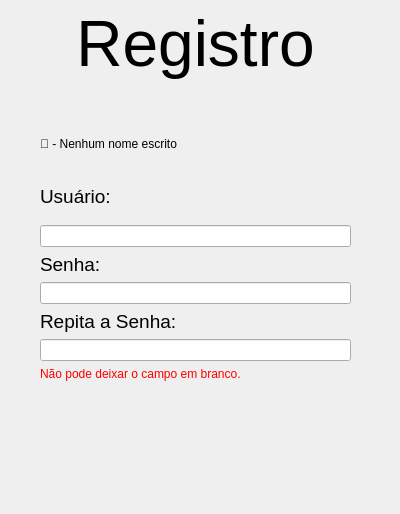
The window that registrar.ui (Buloque/To-Do) describes before a commit, drawn with Qt 5.
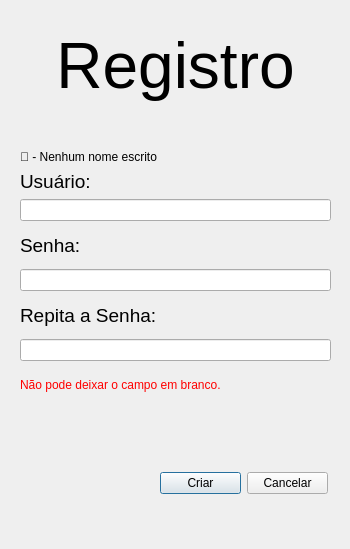
The same window after the commit.

Commit message:
Terminado sistema de Registro
Registro de usuario 100% funcional.
botão de sair na Pagina Principal adicionado, mas não funcionando.

Patch:
```diff
--- a/registrar.ui
+++ b/registrar.ui
@@ -6,10 +6,22 @@
    <rect>
     <x>0</x>
     <y>0</y>
-    <width>400</width>
-    <height>514</height>
+    <width>350</width>
+    <height>549</height>
    </rect>
   </property>
+  <property name="minimumSize">
+   <size>
+    <width>350</width>
+    <height>549</height>
+   </size>
+  </property>
+  <property name="maximumSize">
+   <size>
+    <width>350</width>
+    <height>549</height>
+   </size>
+  </property>
   <property name="windowTitle">
    <string>Dialog</string>
   </property>
@@ -25,15 +37,48 @@
   <widget class="QWidget" name="layoutWidget">
    <property name="geometry">
     <rect>
-     <x>40</x>
-     <y>120</y>
+     <x>20</x>
+     <y>30</y>
      <width>311</width>
-     <height>261</height>
+     <height>373</height>
     </rect>
    </property>
    <layout class="QVBoxLayout" name="verticalLayout_3">
     <item>
      <layout class="QVBoxLayout" name="verticalLayout">
+      <item>
+       <widget class="QLabel" name="label_4">
+        <property name="text">
+         <string>&lt;html&gt;&lt;head/&gt;&lt;body&gt;&lt;p align=&quot;center&quot;&gt;&lt;span style=&quot; font-size:48pt;&quot;&gt;Registro&lt;/span&gt;&lt;/p&gt;&lt;/body&gt;&lt;/html&gt;</string>
+        </property>
+       </widget>
+      </item>
+      <item>
+       <spacer name="horizontalSpacer">
+        <property name="orientation">
+         <enum>Qt::Orientation::Horizontal</enum>
+        </property>
+        <property name="sizeHint" stdset="0">
+         <size>
+          <width>40</width>
+          <height>20</height>
+         </size>
+        </property>
+       </spacer>
+      </item>
+      <item>
+       <spacer name="horizontalSpacer_2">
+        <property name="orientation">
+         <enum>Qt::Orientation::Horizontal</enum>
+        </property>
+        <property name="sizeHint" stdset="0">
+         <size>
+          <width>40</width>
+          <height>20</height>
+         </size>
+        </property>
+       </spacer>
+      </item>
       <item>
        <widget class="QLabel" name="lbllogconf">
         <property name="text">
@@ -128,18 +173,40 @@
     </item>
    </layout>
   </widget>
-  <widget class="QLabel" name="label_4">
+  <widget class="QWidget" name="">
    <property name="geometry">
     <rect>
-     <x>40</x>
-     <y>0</y>
-     <width>311</width>
-     <height>91</height>
+     <x>160</x>
+     <y>470</y>
+     <width>168</width>
+     <height>26</height>
     </rect>
    </property>
-   <property name="text">
-    <string>&lt;html&gt;&lt;head/&gt;&lt;body&gt;&lt;p align=&quot;center&quot;&gt;&lt;span style=&quot; font-size:48pt;&quot;&gt;Registro&lt;/span&gt;&lt;/p&gt;&lt;/body&gt;&lt;/html&gt;</string>
-   </property>
+   <layout class="QHBoxLayout" name="horizontalLayout">
+    <item>
+     <widget class="QPushButton" name="dbCriar">
+      <property name="text">
+       <string>Criar</string>
+      </property>
+      <property name="checkable">
+       <bool>false</bool>
+      </property>
+      <property name="checked">
+       <bool>false</bool>
+      </property>
+      <property name="flat">
+       <bool>false</bool>
+      </property>
+     </widget>
+    </item>
+    <item>
+     <widget class="QPushButton" name="pushButton_2">
+      <property name="text">
+       <string>Cancelar</string>
+      </property>
+     </widget>
+    </item>
+   </layout>
   </widget>
  </widget>
  <resources/>
```
Left out of the diff: 2 changed lines with no effect on the pictures. The commit also changes 42 other files.
